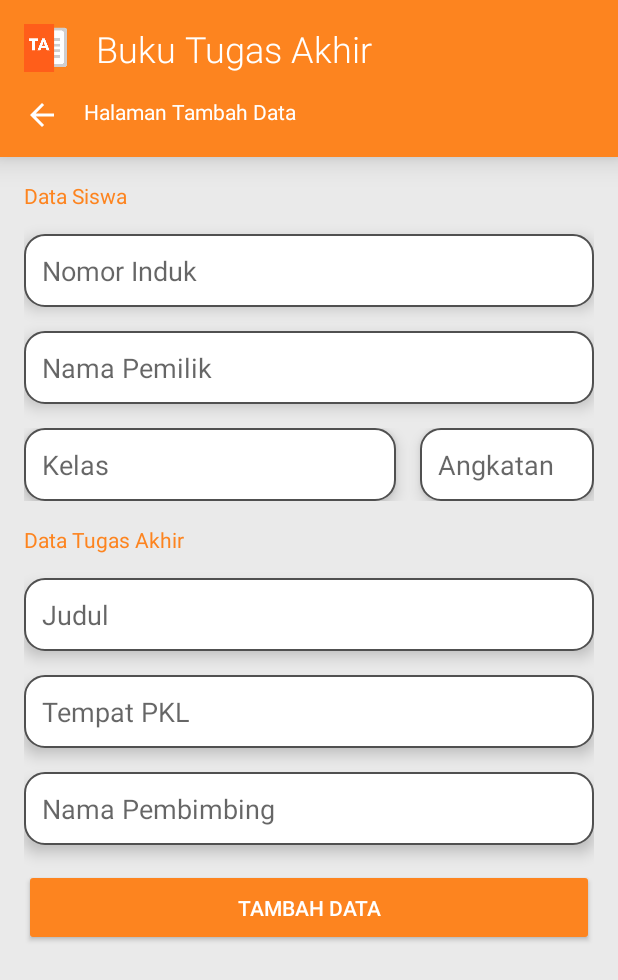
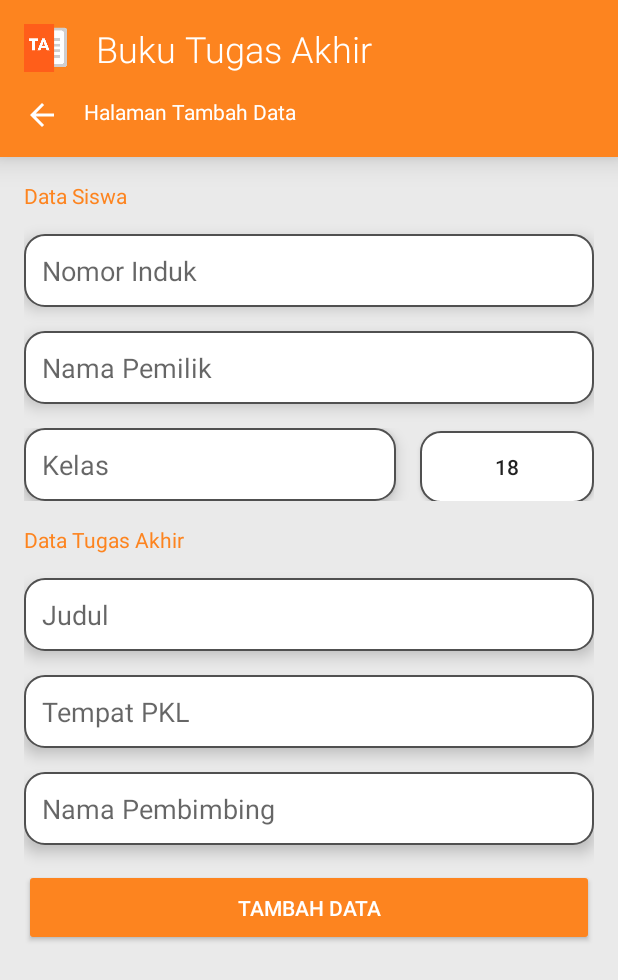
Before and after one commit to nanandr/pencatat-ta-java-mysql, an Android app: the AddActivity screen opened directly, with no data from a screen before it, on a phone screen of 412 x 824 dp. Shown: the top 980 px of the screen. Run offline under Robolectric (Android 15) with nearby library versions, the phone set to English and light mode, and no system bars.

Commit message:
add activity

```diff
--- a/app/src/main/java/com/nandanarafiardika/pencatatbukuta/AddActivity.java
+++ b/app/src/main/java/com/nandanarafiardika/pencatatbukuta/AddActivity.java
@@ -2,7 +2,9 @@ package com.nandanarafiardika.pencatatbukuta;
 
 import androidx.appcompat.app.AppCompatActivity;
 
+import android.app.AlertDialog;
 import android.app.ProgressDialog;
+import android.content.DialogInterface;
 import android.content.Intent;
 import android.media.Image;
 import android.os.AsyncTask;
@@ -13,25 +15,57 @@ import android.widget.EditText;
 import android.widget.ImageView;
 import android.widget.Toast;
 
+import java.text.SimpleDateFormat;
+import java.util.Calendar;
+import java.util.Date;
 import java.util.HashMap;
+import java.util.Locale;
 
 public class AddActivity extends AppCompatActivity {
-    private EditText editTextNoInduk, editTextJudul, editTextNamaPemilik, editTextNamaPembimbing, editTextTempatPkl, editTextAngkatan, editTextKelas;
-    Button buttonAdd;
+    private EditText editTextNoInduk, editTextJudul, editTextNamaPemilik, editTextNamaPembimbing, editTextTempatPkl, editTextKelas;
+    Button buttonAngkatan, buttonAdd;
     ImageView buttonBack;
+    int currentAngkatan;
 
     @Override
     protected void onCreate(Bundle savedInstanceState) {
         super.onCreate(savedInstanceState);
         setContentView(R.layout.activity_add);
 
+        Calendar calendar = Calendar.getInstance();
+        Date date = new Date();
+        calendar.setTime(date);
+
+        int currentMonth = calendar.get(Calendar.MONTH);
+        int currentYear = calendar.get(calendar.YEAR);
+
         editTextNoInduk = findViewById(R.id.no_induk);
         editTextJudul = findViewById(R.id.judul);
         editTextNamaPemilik = findViewById(R.id.nama_pemilik);
         editTextNamaPembimbing = findViewById(R.id.nama_pembimbing);
-        editTextAngkatan = findViewById(R.id.angkatan);
         editTextKelas = findViewById(R.id.kelas);
         editTextTempatPkl = findViewById(R.id.tempat_pkl);
+
+        if(currentMonth < 6){
+            currentAngkatan = currentYear - 2003;
+        }
+        else{
+            currentAngkatan = currentYear - 2002;
+        }
+
+        buttonAngkatan = findViewById(R.id.angkatan);
+        buttonAngkatan.setText(String.valueOf(currentAngkatan-2));
+        buttonAngkatan.setOnClickListener(view -> {
+            String[] options = new String[currentAngkatan + 1];
+            for (int i = 1; i <= currentAngkatan; ++i) {
+                options[i-1] = Integer.toString(i);
+            }
+
+            AlertDialog.Builder builder = new AlertDialog.Builder(AddActivity.this);
+            builder.setTitle("Pilih Angkatan");
+            builder.setItems(options, (dialogInterface, which) -> buttonAngkatan.setText(options[which]));
+            builder.show();
+        });
 
         buttonAdd = findViewById(R.id.add);
         buttonBack = findViewById(R.id.back);
@@ -41,7 +75,7 @@ public class AddActivity extends AppCompatActivity {
             final String judul = editTextJudul.getText().toString();
             final String namaPemilik = editTextNamaPemilik.getText().toString();
             final String namaPembimbing = editTextNamaPembimbing.getText().toString();
-            final String angkatan = editTextAngkatan.getText().toString().trim();
+            final String angkatan = buttonAngkatan.getText().toString().trim();
             final String kelas = editTextKelas.getText().toString();
             final String tempatPkl = editTextTempatPkl.getText().toString();
 
--- a/app/src/main/res/layout/activity_add.xml
+++ b/app/src/main/res/layout/activity_add.xml
@@ -101,11 +101,11 @@
                 android:padding="12sp"
                 android:inputType="text"
                 android:maxLines="1"/>
-            <EditText
+            <Button
                 android:id="@+id/angkatan"
                 android:layout_width="116sp"
                 android:layout_height="wrap_content"
-                android:hint="Angkatan"
+                android:text="19"
                 android:elevation="6sp"
                 android:background="@drawable/form"
                 android:padding="12sp"
```
